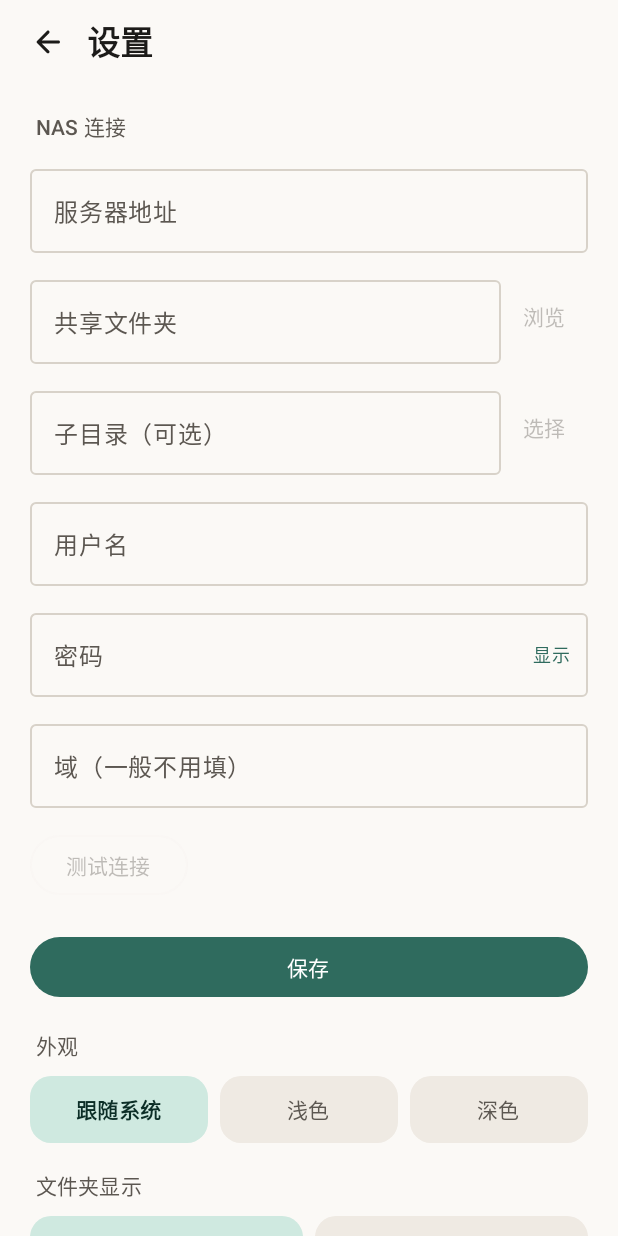
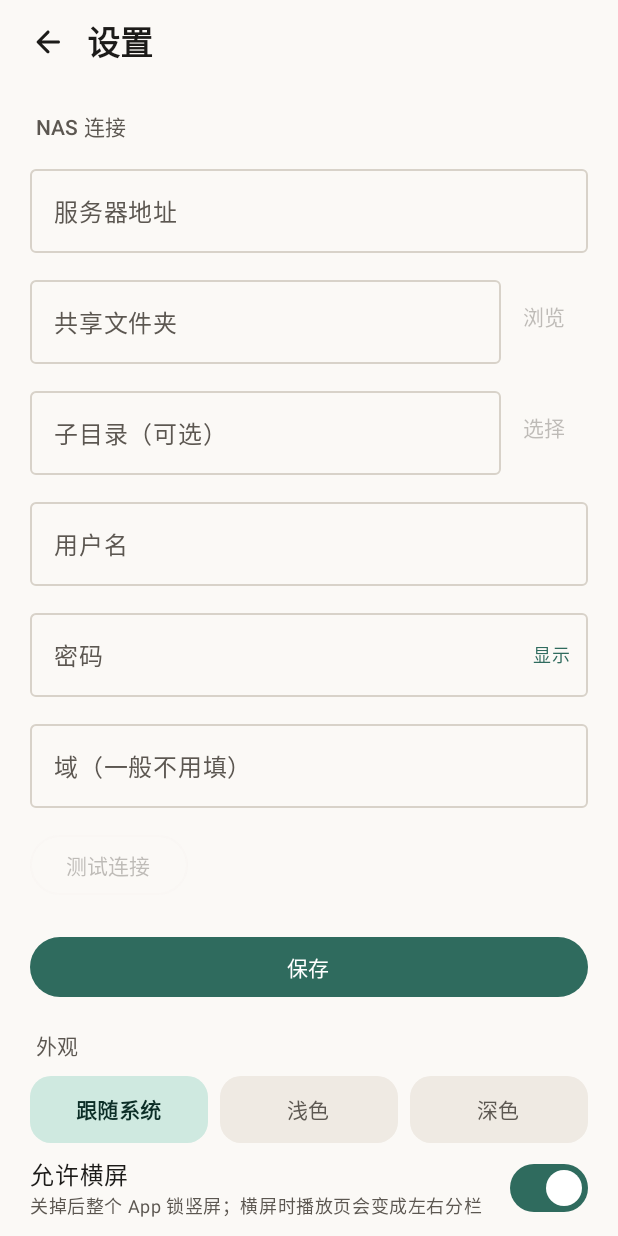
Before and after one commit to sprite-6/dage-player, an Android app built with Jetpack Compose: the SettingsScreen screen opened through its navigation route, on a phone screen of 412 x 824 dp. Run offline under Robolectric (Android 15) with nearby library versions, the phone set to English and light mode, and no system bars; 3 statements that could not run were skipped.

Commit message:
横屏界面 + 允许横屏开关（v2.0.0）
横屏播放页改成左右分栏：左边正方形大封面，右边标题、进度、控制、选集入口。
竖屏布局保持不变。

- PlayerScreen 把封面和「信息+控制」抽成可复用块，按 screenWidthDp > screenHeightDp 切换
- 横屏右侧内容可滚动，小屏横过来也不会挤爆
- 首页网格改 GridCells.Adaptive(190dp)：竖屏手机仍 2 列，横屏/平板自动 3-4 列
- 横屏（>=600dp）时首页左右各留 84dp，列表行不被拉满整屏
- 文件夹页列表限宽 860dp 居中

设置 → 外观新增「允许横屏」开关，关掉后 AppRoot 把 Activity 锁成
SCREEN_ORIENTATION_PORTRAIT，开了交回系统；改完立即生效不用重启。

修：重构时误删了选集弹层的 if 块，导致点「选集」没反应（竖屏也失效），已补回

实测（模拟器）：竖屏布局与之前一致；横屏播放页左右分栏、选集/睡眠均可用；
横屏首页留白正常、迷你条不遮挡；开关关掉后旋转仍锁竖屏，打开后恢复横屏

```diff
--- a/app/build.gradle.kts
+++ b/app/build.gradle.kts
@@ -31,8 +31,8 @@ android {
         applicationId = "com.dage.player"
         minSdk = 26
         targetSdk = 34
-        versionCode = 17
-        versionName = "1.9.7"
+        versionCode = 18
+        versionName = "2.0.0"
         vectorDrawables.useSupportLibrary = true
     }
 
--- a/app/src/main/java/com/dage/player/data/Prefs.kt
+++ b/app/src/main/java/com/dage/player/data/Prefs.kt
@@ -127,6 +127,13 @@ object Prefs {
         set(v) {
             sp.edit().putInt("theme", v).apply()
             themeFlow.value = v
+        }
+
+    /** 是否允许横屏。关掉后整个 App 锁竖屏（家长给孩子用时常关） */
+    var allowLandscape: Boolean
+        get() = sp.getBoolean("allow_landscape", true)
+        set(v) {
+            sp.edit().putBoolean("allow_landscape", v).apply(); bump()
         }
 
     /** 文件夹展示方式：0 大方块（两列） / 1 紧凑横条 */
--- a/app/src/main/java/com/dage/player/ui/AboutScreen.kt
+++ b/app/src/main/java/com/dage/player/ui/AboutScreen.kt
@@ -64,7 +64,7 @@ fun AboutScreen(onBack: () -> Unit) {
         ) {
             Spacer(Modifier.height(6.dp))
             Text(
-                "大哥的播放器 v1.9.7",
+                "大哥的播放器 v2.0.0",
                 style = MaterialTheme.typography.titleMedium,
                 fontWeight = FontWeight.SemiBold,
             )
--- a/app/src/main/java/com/dage/player/ui/AppRoot.kt
+++ b/app/src/main/java/com/dage/player/ui/AppRoot.kt
@@ -1,6 +1,9 @@
 package com.dage.player.ui
 
+import com.dage.player.data.Prefs
+import androidx.compose.runtime.remember
 import android.Manifest
+import android.content.pm.ActivityInfo
 import android.content.pm.PackageManager
 import android.net.Uri
 import android.os.Build
@@ -65,6 +68,18 @@ fun AppRoot() {
     val showMini = !ps.title.isNullOrBlank() && route != "player"
 
     val context = LocalContext.current
+
+    // 允许横屏开关：关掉就把 Activity 锁成竖屏，开了交回系统
+    val rev by Prefs.revision.collectAsState()
+    val allowLandscape = remember(rev) { Prefs.allowLandscape }
+    LaunchedEffect(allowLandscape) {
+        context.findActivity()?.requestedOrientation = if (allowLandscape) {
+            ActivityInfo.SCREEN_ORIENTATION_UNSPECIFIED
+        } else {
+            ActivityInfo.SCREEN_ORIENTATION_PORTRAIT
+        }
+    }
+
     val permissionLauncher = rememberLauncherForActivityResult(
         ActivityResultContracts.RequestPermission()
     ) { }
@@ -221,3 +236,13 @@ private fun MiniPlayer(ps: PlayerState, vm: PlayerViewModel, onClick: () -> Unit
         }
     }
 }
+
+/** 从 Compose 的 Context 往上找 Activity，用于设置屏幕方向 */
+private fun android.content.Context.findActivity(): android.app.Activity? {
+    var c: android.content.Context = this
+    while (c is android.content.ContextWrapper) {
+        if (c is android.app.Activity) return c
+        c = c.baseContext
+    }
+    return null
+}
--- a/app/src/main/java/com/dage/player/ui/SettingsScreen.kt
+++ b/app/src/main/java/com/dage/player/ui/SettingsScreen.kt
@@ -249,6 +249,29 @@ fun SettingsScreen(onBack: () -> Unit, openAi: () -> Unit, openAbout: () -> Unit
                 selected = mode,
                 onSelect = { Prefs.themeMode = it },
             )
+            var landscapeOn by remember { mutableStateOf(Prefs.allowLandscape) }
+            Row(
+                modifier = Modifier
+                    .fillMaxWidth()
+                    .padding(vertical = 6.dp),
+                verticalAlignment = Alignment.CenterVertically,
+            ) {
+                Column(modifier = Modifier.weight(1f)) {
+                    Text("允许横屏", style = MaterialTheme.typography.bodyLarge)
+                    Text(
+                        "关掉后整个 App 锁竖屏；横屏时播放页会变成左右分栏",
+                        style = MaterialTheme.typography.bodySmall,
+                        color = MaterialTheme.colorScheme.onSurfaceVariant,
+                    )
+                }
+                Switch(
+                    checked = landscapeOn,
+                    onCheckedChange = {
+                        landscapeOn = it
+                        Prefs.allowLandscape = it
+                    },
+                )
+            }
 
             SectionTitle("文件夹显示")
             PillSelector(
@@ -348,7 +371,7 @@ fun SettingsScreen(onBack: () -> Unit, openAi: () -> Unit, openAbout: () -> Unit
             HorizontalDivider(color = MaterialTheme.colorScheme.outlineVariant)
             Spacer(Modifier.height(14.dp))
             Text(
-                "大哥的播放器 v1.9.7",
+                "大哥的播放器 v2.0.0",
                 style = MaterialTheme.typography.bodyMedium,
                 fontWeight = FontWeight.Medium,
             )
```
Also changed, not shown: app/src/main/java/com/dage/player/ui/FolderScreen.kt (+6 -1 lines), app/src/main/java/com/dage/player/ui/HomeScreen.kt (+11 -4 lines), app/src/main/java/com/dage/player/ui/PlayerScreen.kt (+87 -28 lines), 1 other file.
